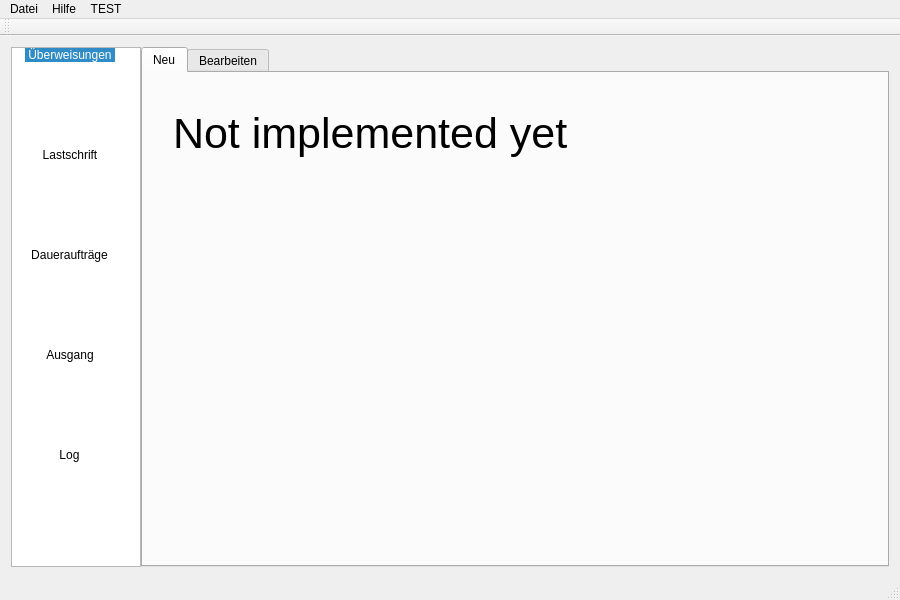
This is src/mainwindow.ui in schmufu/abtransfers as Qt 5 draws it before an edit. The edited form follows.
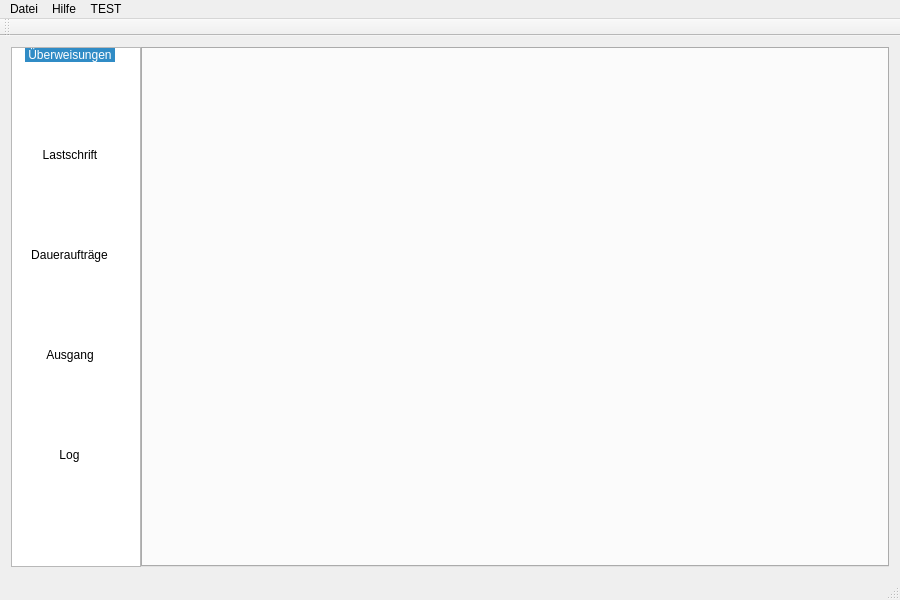
This is the edited form. The open tabs and pages were chosen to show the change. Icons and pictures are not drawn.

The edit to the form file:
```diff
--- a/src/mainwindow.ui
+++ b/src/mainwindow.ui
@@ -336,35 +336,6 @@
             <property name="currentIndex">
              <number>1</number>
             </property>
-            <widget class="QWidget" name="DA_Neu">
-             <attribute name="title">
-              <string>Neu</string>
-             </attribute>
-             <widget class="QLabel" name="label_10">
-              <property name="geometry">
-               <rect>
-                <x>30</x>
-                <y>30</y>
-                <width>461</width>
-                <height>61</height>
-               </rect>
-              </property>
-              <property name="font">
-               <font>
-                <pointsize>32</pointsize>
-               </font>
-              </property>
-              <property name="text">
-               <string>Not implemented yet</string>
-              </property>
-             </widget>
-            </widget>
-            <widget class="QWidget" name="DA_Bearbeiten">
-             <attribute name="title">
-              <string>Bearbeiten</string>
-             </attribute>
-             <layout class="QVBoxLayout" name="verticalLayout"/>
-            </widget>
            </widget>
           </item>
          </layout>
```
Left out of the diff: 2 changed lines with no effect on the pictures.
